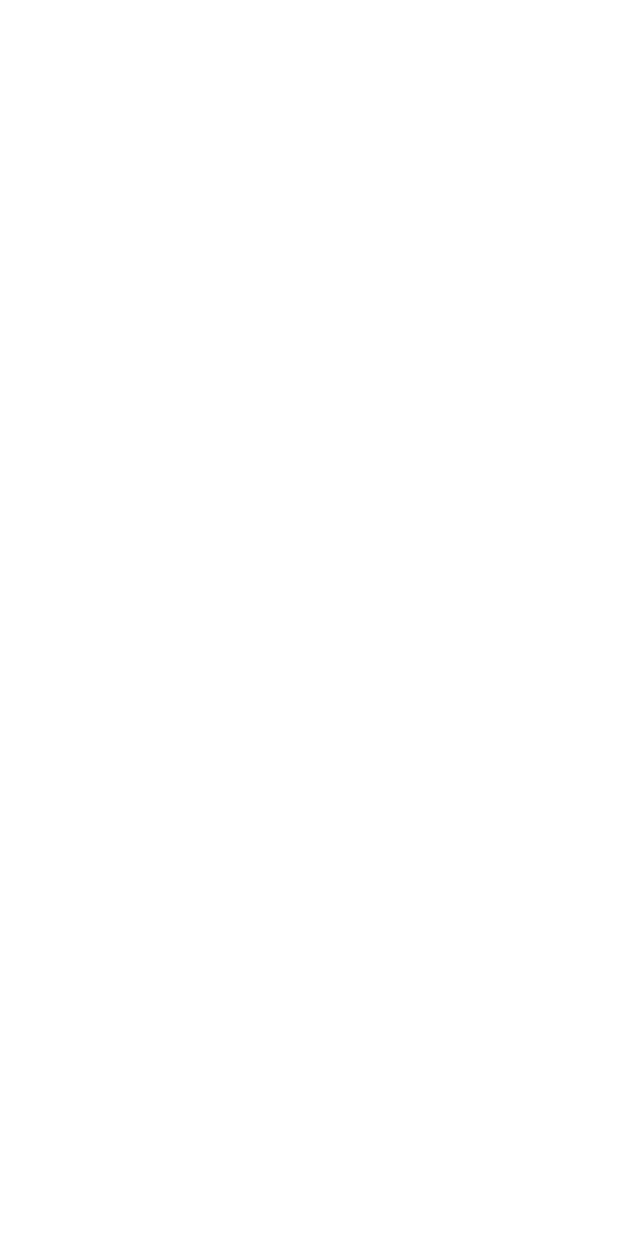
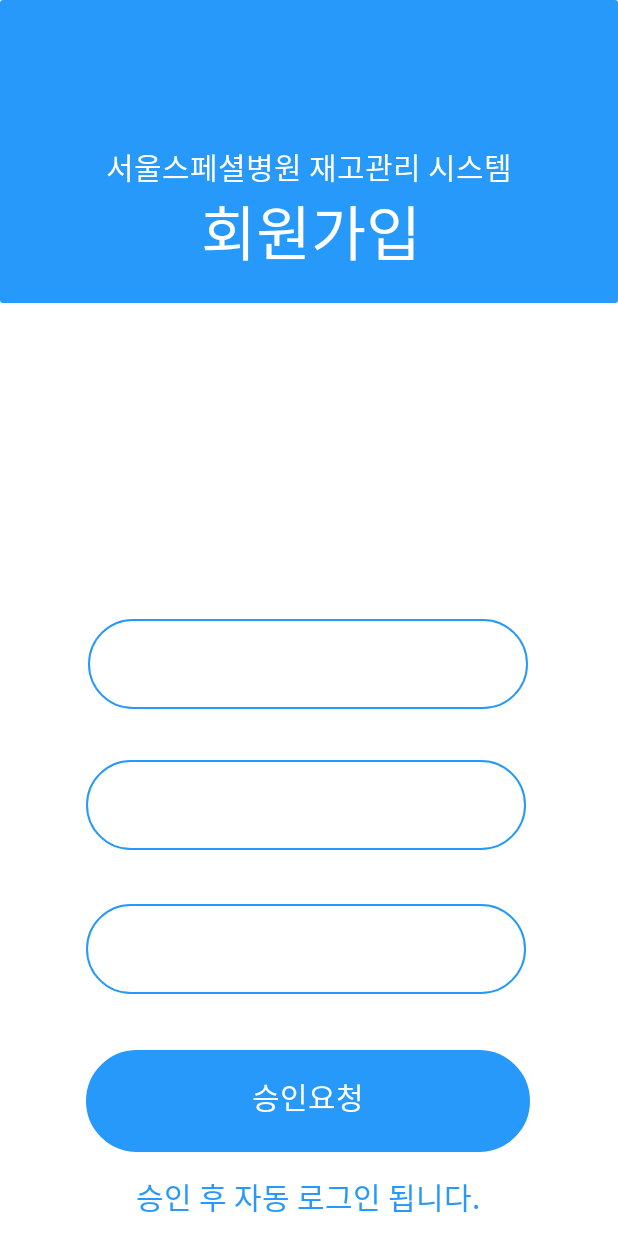
Before and after one commit to KimJuHyang/Hospital-Barcode-Inventory-Management, an Android app: the login screen opened directly, with no data from a screen before it, on a phone screen of 412 x 824 dp. Before the commit the screen is empty. Run offline under Robolectric (Android 15) with nearby library versions, the phone set to English and light mode, and no system bars.

Commit message:
로그인 부분 UI

```diff
--- a/app/build.gradle
+++ b/app/build.gradle
@@ -25,4 +25,5 @@ dependencies {
     testImplementation 'junit:junit:4.12'
     androidTestImplementation 'com.android.support.test:runner:1.0.2'
     androidTestImplementation 'com.android.support.test.espresso:espresso-core:3.0.2'
+    implementation 'com.android.support:recyclerview-v7:28.0.0'
 }
--- /dev/null
+++ b/app/src/main/res/drawable/button.xml
@@ -0,0 +1,21 @@
+<?xml version="1.0" encoding="utf-8"?>
+<shape xmlns:android="http://schemas.android.com/apk/res/android"
+    android:shape="rectangle">
+    <stroke
+        android:width="1dip"
+        android:color="@color/primary" />
+    <corners
+        android:bottomRightRadius="100dip"
+        android:bottomLeftRadius="100dip"
+        android:topLeftRadius="100dip"
+        android:topRightRadius="100dip"/>
+    <padding
+        android:left="1dip"
+        android:top="1dip"
+        android:right="1dip"
+        android:bottom="1dip" />
+
+    <solid
+        android:color="#2699FB"
+        />
+</shape>
--- /dev/null
+++ b/app/src/main/res/drawable/rectangle.xml
@@ -0,0 +1,24 @@
+<?xml version="1.0" encoding="utf-8"?>
+<shape xmlns:android="http://schemas.android.com/apk/res/android"
+    android:shape="rectangle">
+    <stroke
+        android:width="1dip"
+        android:color="@color/primary"
+
+        />
+    <corners
+        android:bottomRightRadius="1dip"
+        android:bottomLeftRadius="1dip"
+        android:topLeftRadius="1dip"
+        android:topRightRadius="1dip"/>
+    <padding
+        android:left="1dip"
+        android:top="1dip"
+        android:right="1dip"
+        android:bottom="1dip"
+        />
+    <solid
+        android:color="#2699FB"
+        />
+
+</shape>
--- /dev/null
+++ b/app/src/main/res/drawable/shape.xml
@@ -0,0 +1,18 @@
+<?xml version="1.0" encoding="UTF-8"?>
+
+<shape xmlns:android="http://schemas.android.com/apk/res/android"
+    android:shape="rectangle">
+    <stroke
+        android:width="1dip"
+        android:color="@color/primary" />
+    <corners
+        android:bottomRightRadius="100dip"
+        android:bottomLeftRadius="100dip"
+        android:topLeftRadius="100dip"
+        android:topRightRadius="100dip"/>
+    <padding
+        android:left="1dip"
+        android:top="1dip"
+        android:right="1dip"
+        android:bottom="1dip" />
+</shape>
--- a/app/src/main/res/layout/activity_login.xml
+++ b/app/src/main/res/layout/activity_login.xml
@@ -1,10 +1,126 @@
 <?xml version="1.0" encoding="utf-8"?>
-<android.support.constraint.ConstraintLayout xmlns:android="http://schemas.android.com/apk/res/android"
+<RelativeLayout xmlns:android="http://schemas.android.com/apk/res/android"
     xmlns:app="http://schemas.android.com/apk/res-auto"
-    xmlns:tools="http://schemas.android.com/tools"
     android:layout_width="match_parent"
     android:layout_height="match_parent"
+    android:paddingLeft="0dp"
+    android:paddingRight="0dp"
     android:background="@color/bg"
-    tools:context=".login">
+    >
 
-</android.support.constraint.ConstraintLayout>
+
+    <ImageView
+        android:id="@+id/imageView11"
+        android:layout_width="293dp"
+        android:layout_height="60dp"
+        android:layout_alignParentEnd="true"
+        android:layout_alignParentRight="true"
+        android:layout_alignParentBottom="true"
+        android:layout_marginEnd="61dp"
+        android:layout_marginRight="61dp"
+        android:layout_marginBottom="257dp"
+        android:gravity="center"
+        app:srcCompat="@drawable/shape" />
+
+    <ImageView
+        android:id="@+id/imageView12"
+        android:layout_width="293dp"
+        android:layout_height="60dp"
+        android:layout_alignParentEnd="true"
+        android:layout_alignParentRight="true"
+        android:layout_alignParentBottom="true"
+        android:layout_marginEnd="61dp"
+        android:layout_marginRight="61dp"
+        android:layout_marginBottom="161dp"
+        android:gravity="center"
+        app:srcCompat="@drawable/shape" />
+
+    <ImageView
+        android:id="@+id/imageView10"
+        android:layout_width="293dp"
+        android:layout_height="60dp"
+        android:layout_alignParentEnd="true"
+        android:layout_alignParentRight="true"
+        android:layout_alignParentBottom="true"
+        android:layout_marginEnd="60dp"
+        android:layout_marginRight="60dp"
+        android:layout_marginBottom="351dp"
+        app:srcCompat="@drawable/shape" />
+
+    <ImageView
+        android:id="@+id/imageView6"
+        android:layout_width="match_parent"
+        android:layout_height="202dp"
+        android:layout_alignParentStart="true"
+        android:layout_alignParentLeft="true"
+        android:layout_alignParentTop="true"
+        android:layout_marginStart="0dp"
+        android:layout_marginLeft="0dp"
+        android:layout_marginTop="0dp"
+        app:srcCompat="@drawable/rectangle"
+        android:gravity="center"/>
+
+    <TextView
+        android:id="@+id/textView"
+        android:layout_width="wrap_content"
+        android:layout_height="wrap_content"
+        android:layout_alignParentTop="true"
+        android:layout_centerHorizontal="true"
+        android:layout_marginTop="96dp"
+        android:text="서울스페셜병원 재고관리 시스템"
+        android:gravity="center"
+        android:textColor="@color/bg"
+        android:textSize="20sp" />
+
+    <TextView
+        android:id="@+id/textView4"
+        android:layout_width="wrap_content"
+        android:layout_height="wrap_content"
+        android:layout_alignStart="@+id/textView"
+        android:layout_alignParentTop="true"
+        android:layout_marginStart="63dp"
+        android:layout_marginTop="124dp"
+        android:text="회원가입"
+        android:gravity="center"
+        android:textColor="@color/bg"
+        android:textSize="40sp" />
+
+    <ImageView
+        android:id="@+id/imageView14"
+        android:layout_width="296dp"
+        android:layout_height="68dp"
+        android:layout_alignParentStart="true"
+        android:layout_alignParentLeft="true"
+        android:layout_alignParentBottom="true"
+        android:layout_marginStart="57dp"
+        android:layout_marginLeft="57dp"
+        android:layout_marginBottom="56dp"
+        app:srcCompat="@drawable/button" />
+
+    <TextView
+        android:id="@+id/textView5"
+        android:layout_width="wrap_content"
+        android:layout_height="wrap_content"
+        android:layout_alignParentStart="true"
+        android:layout_alignParentLeft="true"
+        android:layout_alignParentBottom="true"
+        android:layout_marginStart="168dp"
+        android:layout_marginLeft="168dp"
+        android:layout_marginBottom="78dp"
+        android:text="승인요청"
+        android:textColor="@color/bg"
+        android:textSize="20sp" />
+
+    <TextView
+        android:id="@+id/textView6"
+        android:layout_width="wrap_content"
+        android:layout_height="wrap_content"
+        android:layout_alignEnd="@+id/textView5"
+        android:layout_alignParentBottom="true"
+        android:layout_marginEnd="-77dp"
+        android:layout_marginBottom="11dp"
+        android:text="승인 후 자동 로그인 됩니다."
+        android:textColor="@color/primary"
+        android:textSize="20sp" />
+
+</RelativeLayout>
--- a/app/src/main/res/values/colors.xml
+++ b/app/src/main/res/values/colors.xml
@@ -4,4 +4,5 @@
     <color name="colorPrimaryDark">#000000</color>
     <color name="colorAccent">#D81B60</color>
     <color name="bg">#ffffff</color>
+    <color name="primary">#2699FB</color>
 </resources>
```
Also changed, not shown: app/src/main/java/com/example/juhyang/hospital/login.java (line endings or trailing spaces).
